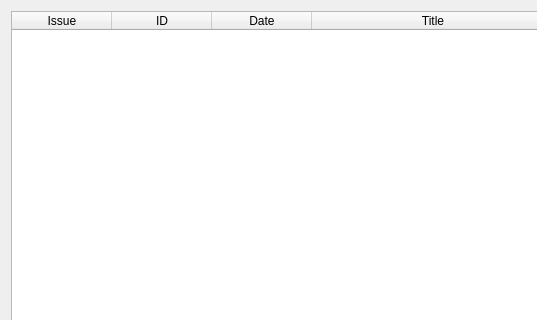
Old version of the form comictaggerlib/ui/issueselectionwindow.ui in the repository MichaelFitzurka/comictagger; both pictures show x 0 to 537 and y 0 to 320 of the 872 by 550 pixel window.
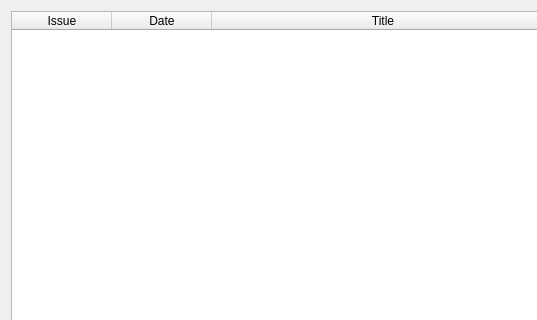
New version of the form.

Commit message: Removing key change

```diff
--- a/comictaggerlib/ui/issueselectionwindow.ui
+++ b/comictaggerlib/ui/issueselectionwindow.ui
@@ -52,7 +52,7 @@
            <number>0</number>
           </property>
           <property name="columnCount">
-           <number>4</number>
+           <number>3</number>
           </property>
           <attribute name="horizontalHeaderStretchLastSection">
            <bool>true</bool>
@@ -65,11 +65,6 @@
             <string>Issue</string>
            </property>
           </column>
-          <column>
-           <property name="text">
-            <string>ID</string>
-           </property>
-          </column>
           <column>
            <property name="text">
             <string>Date</string>
```
